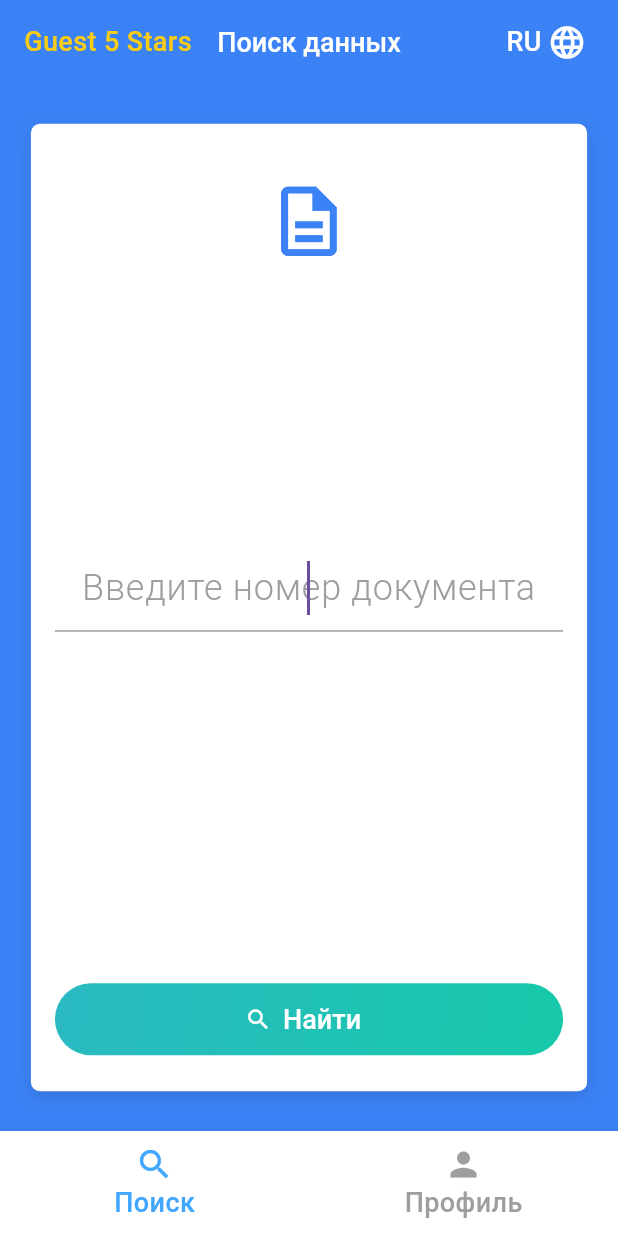
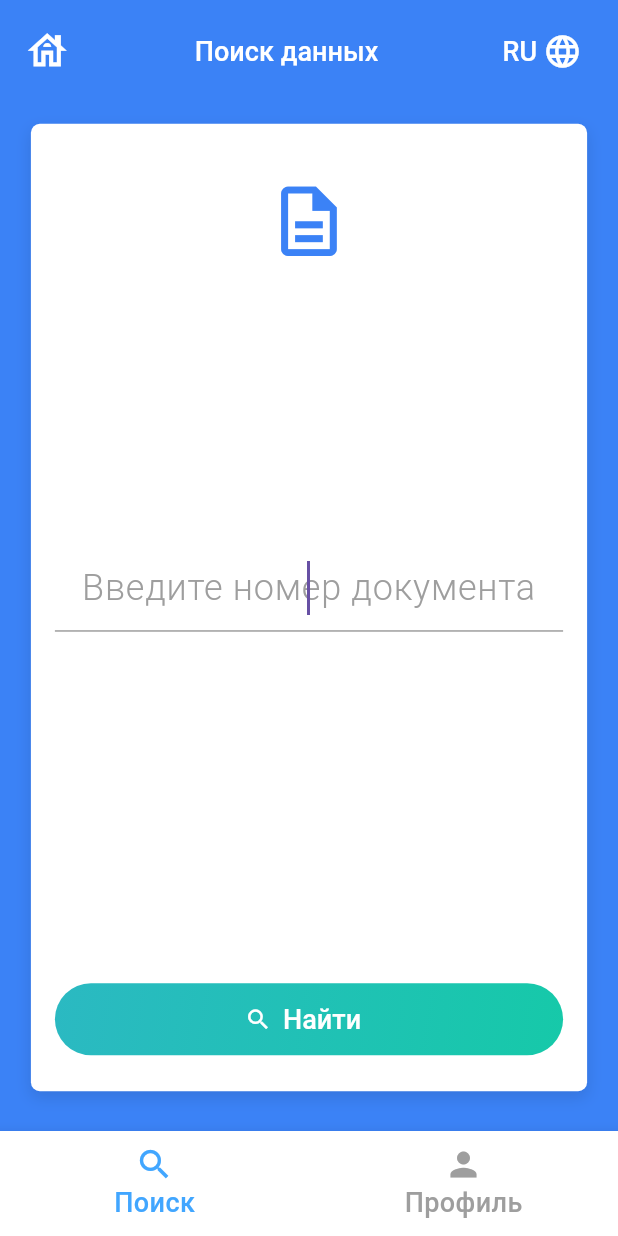
Before and after one commit to proninyaroslav/g5s, a Flutter app: the screen it shows after launch, on a phone screen of 412 x 824 dp. Run offline on Flutter 3.47's test engine with Material 3 defaults, Android fonts, the phone set to English and light mode, and no system bars.

Commit message:
top menu adjusted

```diff
--- a/lib/screens/home_screen.dart
+++ b/lib/screens/home_screen.dart
@@ -83,7 +83,23 @@ class _HomeState extends State<Home> {
         elevation: 0,
         titleSpacing: 0,
         centerTitle: true,
-        title: const Text(
+        title: Padding(
+          padding: const EdgeInsets.fromLTRB(16, 12, 16, 0),
+          child: Row(
+            mainAxisAlignment: MainAxisAlignment.spaceBetween,
+            children: [
+              GestureDetector(
+                onTap: () => _navigateTo('/splash'),
+                child: Align(
+                  alignment: Alignment.bottomLeft,
+                  child: Icon(
+                    Icons.house_outlined,
+                    color: Colors.white,
+                    size: 31,
+                  ),
+                ),
+              ),
+              const Text(
                 'Поиск данных',
                 style: TextStyle(
                   color: Colors.white,
@@ -92,26 +108,6 @@ class _HomeState extends State<Home> {
                   fontSize: 18,
                 ),
               ),
-        leading: GestureDetector(
-          onTap: () => _navigateTo('/splash'),
-          child: Padding(
-            padding: const EdgeInsets.only(left: 16),
-            child: Align(
-              alignment: Alignment.centerLeft,
-              child: Text(
-                'Guest 5 Stars',
-                style: TextStyle(
-                  color: yellowColor,
-                  fontFamily: 'Roboto',
-                  fontWeight: FontWeight.w500,
-                  fontSize: 18,
-                ),
-              ),
-            ),
-          ),
-        ),
-        leadingWidth: 140,
-        actions: [
               GestureDetector(
                 onTap: _showLanguageDialog,
                 child: Row(
@@ -129,14 +125,16 @@ class _HomeState extends State<Home> {
                     const Icon(
                       Icons.language,
                       color: Colors.white,
-                  size: 26, // Increased by factor of 1.2
+                      size: 26,
                     ),
-                const SizedBox(
-                    width: 21), // Increased by 5px to move elements right
+                    const SizedBox(width: 8),
                   ],
                 ),
               ),
             ],
+          ),
+        ),
+        automaticallyImplyLeading: false,
       ),
       body: SafeArea(
         child: GestureDetector(
```
Lines whose indentation alone changed are shown as unchanged.
